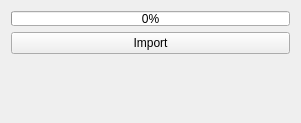
The window that Code/qtdcmImportWidget.ui (qtdcm/qtdcm) describes before a commit, drawn with Qt 5.
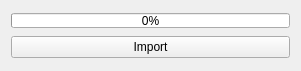
The same window after the commit. Icons and pictures are not drawn.

What changed in the file:
```diff
--- a/Code/qtdcmImportWidget.ui
+++ b/Code/qtdcmImportWidget.ui
@@ -7,9 +7,21 @@
     <x>0</x>
     <y>0</y>
     <width>301</width>
-    <height>123</height>
+    <height>71</height>
    </rect>
   </property>
+  <property name="minimumSize">
+   <size>
+    <width>0</width>
+    <height>71</height>
+   </size>
+  </property>
+  <property name="maximumSize">
+   <size>
+    <width>16777215</width>
+    <height>71</height>
+   </size>
+  </property>
   <property name="windowTitle">
    <string>Form</string>
   </property>
@@ -44,19 +56,6 @@
      </property>
     </widget>
    </item>
-   <item row="2" column="0">
-    <spacer name="verticalSpacer">
-     <property name="orientation">
-      <enum>Qt::Vertical</enum>
-     </property>
-     <property name="sizeHint" stdset="0">
-      <size>
-       <width>20</width>
-       <height>40</height>
-      </size>
-     </property>
-    </spacer>
-   </item>
   </layout>
  </widget>
  <resources>
```
Left out of the diff: 3 changed lines with no effect on the pictures.
